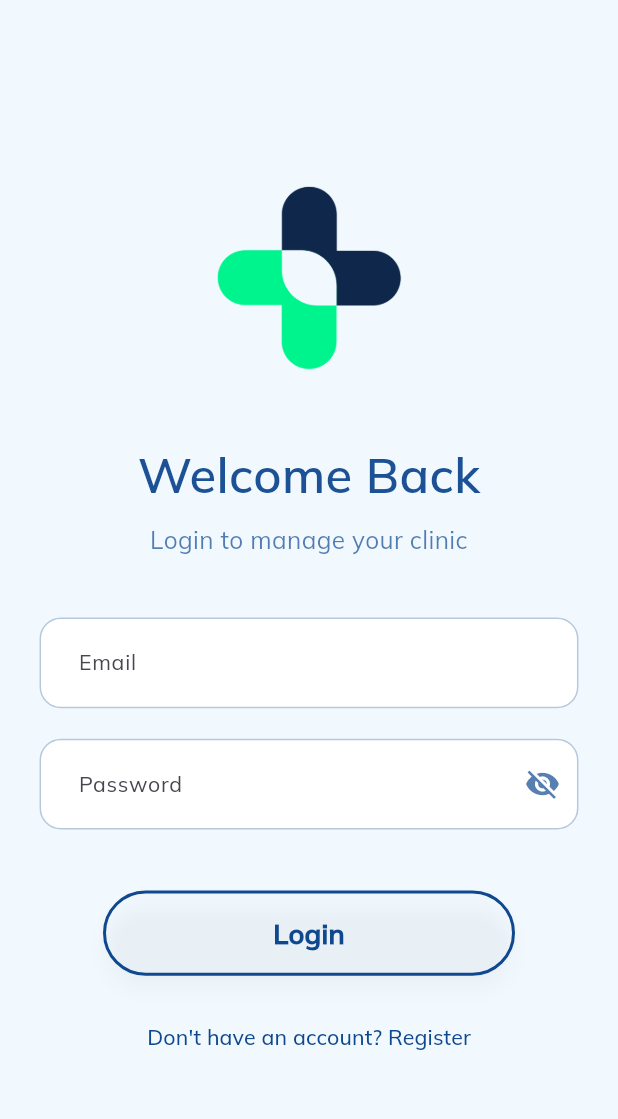
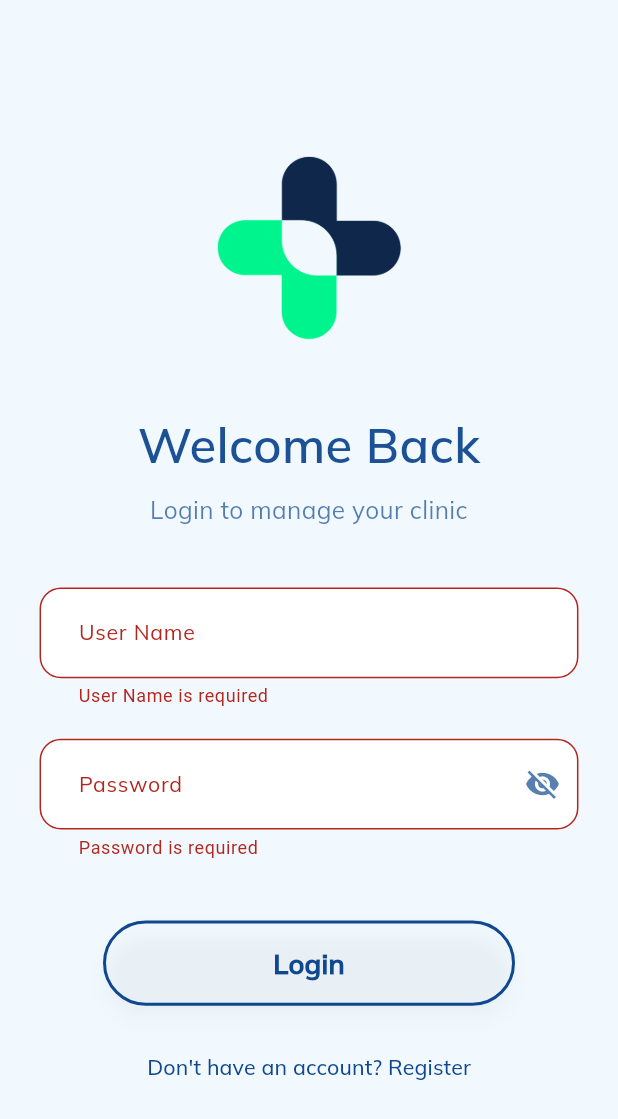
Before and after one commit to CompleteGlory/mediops, a Flutter app: the LoginScreen screen opened by its route, after a tap on "Login", on a phone screen of 412 x 824 dp. Shown: the top 1119 px of the screen. Run offline on Flutter 3.47's test engine with Material 3 defaults, Android fonts, the phone set to English and light mode, and no system bars; our stand-ins replace dio, flutter_bloc, flutter_screenutil, freezed_annotation, get_it, pretty_dio_logger and 2 more; accounts and stored records are empty; generated files the repository leaves out were written again.

Commit message:
login feature functional

```diff
--- a/lib/core/di/dependency_injection.dart
+++ b/lib/core/di/dependency_injection.dart
@@ -2,6 +2,8 @@ import 'package:dio/dio.dart';
 import 'package:get_it/get_it.dart';
 import 'package:mediops/core/networks/api_services.dart';
 import 'package:mediops/core/networks/dio_factory.dart';
+import 'package:mediops/features/login/data/repos/login_repo.dart';
+import 'package:mediops/features/login/logic/cubit/login_cubit.dart';
 
 final getIt = GetIt.instance;
 
@@ -11,4 +13,7 @@ Future<void> setUpGetIt() async {
   //Dio & ApiService
   getIt.registerLazySingleton<ApiService>(()=>ApiService(dio));
 
+  getIt.registerLazySingleton<LoginRepo>(() => LoginRepo(getIt()));
+  getIt.registerFactory<LoginCubit>(() => LoginCubit(getIt()));
+
   }
--- a/lib/core/networks/api_constatns.dart
+++ b/lib/core/networks/api_constatns.dart
@@ -1,3 +1,4 @@
 class ApiConstants {
-  static const String baseUrl = "https://physioup.ddns.net:3005/";
+  static const String baseUrl = "https://physioup.ddns.net:3005/api/";
+  static const String login = "login";
 }
--- a/lib/core/networks/api_services.dart
+++ b/lib/core/networks/api_services.dart
@@ -1,5 +1,7 @@
 import 'package:dio/dio.dart';
 import 'package:mediops/core/networks/api_constatns.dart';
+import 'package:mediops/features/login/data/models/login_reponse.dart';
+import 'package:mediops/features/login/data/models/login_request_body.dart';
 import 'package:retrofit/retrofit.dart';
 
 part 'api_services.g.dart';
@@ -8,4 +10,8 @@ part 'api_services.g.dart';
 abstract class ApiService {
   factory ApiService(Dio dio, {String baseUrl}) = _ApiService;
 
+  @POST(ApiConstants.login)
+  Future<HttpResponse<LoginResponse>> login(
+    @Body() LoginRequestBody loginRequestBody,
+  );
 }
--- a/lib/core/routing/app_router.dart
+++ b/lib/core/routing/app_router.dart
@@ -1,6 +1,10 @@
 import 'package:flutter/material.dart';
+import 'package:flutter_bloc/flutter_bloc.dart';
+import 'package:mediops/core/di/dependency_injection.dart';
 import 'package:mediops/core/routing/routes.dart';
+import 'package:mediops/features/home/UI/home_screen.dart';
 import 'package:mediops/features/login/UI/login_screen.dart';
+import 'package:mediops/features/login/logic/cubit/login_cubit.dart';
 import 'package:mediops/features/onboarding/onboarding_screen.dart';
 import 'package:mediops/features/register/UI/register_screen.dart';
 
@@ -9,10 +13,17 @@ class AppRouter {
     switch (settings.name) {
       case Routes.onBoarding:
         return MaterialPageRoute(builder: (_) => const MediOpsOnboarding());
-      case Routes.login:
-        return MaterialPageRoute(builder: (_) => const LoginScreen());
+     case Routes.login:
+  return MaterialPageRoute(
+    builder: (_) => BlocProvider(
+      create: (context) => getIt<LoginCubit>(),
+      child: const LoginScreen(),
+    ),
+  );
       case Routes.register:
         return MaterialPageRoute(builder: (_) => const RegisterScreen());
+      case Routes.home:
+        return MaterialPageRoute(builder: (_) => const HomeScreen());
       default:
         null;
     }
--- a/lib/core/routing/routes.dart
+++ b/lib/core/routing/routes.dart
@@ -2,4 +2,5 @@ class Routes {
   static const String onBoarding = '/onBoarding';
   static const String login = '/login';
   static const String register = '/register';
+  static const String home = '/home';
   }
--- a/lib/features/login/UI/login_screen.dart
+++ b/lib/features/login/UI/login_screen.dart
@@ -1,8 +1,13 @@
+// ignore_for_file: deprecated_member_use
+
 import 'package:flutter/material.dart';
+import 'package:flutter_bloc/flutter_bloc.dart';
 import 'package:flutter_screenutil/flutter_screenutil.dart';
 import 'package:mediops/core/themes/app_colors.dart';
 import 'package:mediops/core/widgets/app_primary_button.dart';
 import 'package:mediops/core/widgets/app_text_field.dart';
+import 'package:mediops/features/login/UI/widgets/login_bloc_listener.dart';
+import 'package:mediops/features/login/logic/cubit/login_cubit.dart';
 import 'package:mediops/features/register/UI/register_screen.dart';
 
 class LoginScreen extends StatefulWidget {
@@ -13,26 +18,23 @@ class LoginScreen extends StatefulWidget {
 }
 
 class _LoginScreenState extends State<LoginScreen> {
-  final TextEditingController emailController = TextEditingController();
-  final TextEditingController passwordController = TextEditingController();
 
-  bool obscurePassword = true;
+  LoginCubit get loginCubit => context.read<LoginCubit>();
 
   @override
   Widget build(BuildContext context) {
     return Scaffold(
       backgroundColor: AppColors.background,
-      body: SafeArea(
+      body: Form(
+        key: loginCubit.formKey,
+        child: SafeArea(
           child: Center(
             child: SingleChildScrollView(
               padding: EdgeInsets.symmetric(horizontal: 24.w),
               child: Column(
                 children: [
                   // LOGO
-                Image.asset(
-                  'assets/images/mediops light.png',
-                  height: 150.h,
-                ),
+                  Image.asset('assets/images/mediops light.png', height: 150.h),
                   SizedBox(height: 32.h),
 
                   // TITLE
@@ -57,16 +59,18 @@ class _LoginScreenState extends State<LoginScreen> {
                   ),
                   SizedBox(height: 40.h),
 
-                // EMAIL FIELD
+                  // USER NAME FIELD
                   AppTextField(
-                  label: 'Email',
-                  controller: emailController,
-                  keyboardType: TextInputType.emailAddress,
+                    label: 'User Name',
+                    controller: loginCubit.userNameController,
+                    keyboardType: TextInputType.name,
                     onChanged: (val) {
-                    // handle email changes if needed
+                      // handle user name changes if needed
                     },
                     validator: (value) {
-                    if (value == null || value.isEmpty) return 'Email is required';
+                      if (value == null || value.isEmpty) {
+                        return 'User Name is required';
+                      }
                       return null;
                     },
                   ),
@@ -75,35 +79,36 @@ class _LoginScreenState extends State<LoginScreen> {
                   // PASSWORD FIELD
                   AppTextField(
                     label: 'Password',
-                  controller: passwordController,
-                  obscureText: obscurePassword,
+                    controller: loginCubit.passwordController,
+                    obscureText: loginCubit.obscurePassword,
                     onChanged: (val) {
                       // handle password strength if needed
                     },
                     validator: (value) {
-                    if (value == null || value.isEmpty) return 'Password is required';
+                      if (value == null || value.isEmpty) {
+                        return 'Password is required';
+                      }
                       return null;
                     },
                     // Add a suffix icon for show/hide
                     suffixIcon: IconButton(
                       icon: Icon(
-                      obscurePassword ? Icons.visibility_off : Icons.visibility,
+                        loginCubit.obscurePassword ? Icons.visibility_off : Icons.visibility,
                         color: AppColors.secondary.withOpacity(0.7),
                       ),
                       onPressed: () {
                         setState(() {
-                        obscurePassword = !obscurePassword;
+                          loginCubit.obscurePassword = !loginCubit.obscurePassword;
                         });
                       },
                     ),
                   ),
                   SizedBox(height: 40.h),
-
                   // LOGIN BUTTON
                   AppPrimaryButton(
                     text: 'Login',
                     onPressed: () {
-                    // TODO: Call login API
+                      context.read<LoginCubit>().login();
                     },
                   ),
                   SizedBox(height: 16.h),
@@ -125,7 +130,9 @@ class _LoginScreenState extends State<LoginScreen> {
                       ),
                     ),
                   ),
+                LoginBlocListener(),
                 ],
+              ),
             ),
           ),
         ),
--- /dev/null
+++ b/lib/features/login/data/models/login_reponse.dart
@@ -0,0 +1,24 @@
+import 'package:json_annotation/json_annotation.dart';
+
+part 'login_reponse.g.dart';
+
+@JsonSerializable()
+class LoginResponse {
+  @JsonKey(name: 'jwt')
+  final String token;
+
+  final String message;
+
+  final int permission;
+
+  LoginResponse({
+    required this.token,
+    required this.message,
+    required this.permission,
+  });
+
+  factory LoginResponse.fromJson(Map<String, dynamic> json) =>
+      _$LoginResponseFromJson(json);
+
+  Map<String, dynamic> toJson() => _$LoginResponseToJson(this);
+}
--- /dev/null
+++ b/lib/features/login/data/models/login_request_body.dart
@@ -0,0 +1,16 @@
+import 'package:json_annotation/json_annotation.dart';
+
+part 'login_request_body.g.dart';
+
+@JsonSerializable()
+class LoginRequestBody {
+  final String username;
+  final String password;
+
+  LoginRequestBody({
+    required this.username,
+    required this.password,
+  });
+
+  Map<String, dynamic> toJson() => _$LoginRequestBodyToJson(this);
+}
--- /dev/null
+++ b/lib/features/login/data/models/user.dart
@@ -0,0 +1,17 @@
+import 'package:json_annotation/json_annotation.dart';
+
+part 'user.g.dart';
+
+@JsonSerializable()
+class User {
+  final String id;
+  final String usernamename;
+
+  User({
+    required this.id,
+    required this.usernamename,
+  });
+
+  factory User.fromJson(Map<String, dynamic> json) => _$UserFromJson(json);
+  Map<String, dynamic> toJson() => _$UserToJson(this);
+}
--- /dev/null
+++ b/lib/features/login/data/repos/login_repo.dart
@@ -0,0 +1,22 @@
+import 'package:dio/dio.dart';
+import 'package:mediops/core/networks/api_error_handler.dart';
+import 'package:mediops/core/networks/api_result.dart';
+import 'package:mediops/core/networks/api_services.dart';
+import 'package:mediops/features/login/data/models/login_reponse.dart';
+import '../models/login_request_body.dart';
+
+
+class LoginRepo {
+  final ApiService _apiService;
+
+  LoginRepo(this._apiService);
+
+  Future<ApiResult<LoginResponse>> login(LoginRequestBody body) async {
+    try {
+      final response = await _apiService.login(body);
+      return ApiResult.success(response.data);
+    } catch (e) {
+      return ApiResult.failure(ApiErrorHandler.handle(e));
+    }
+  }
+}
--- /dev/null
+++ b/lib/features/login/logic/cubit/login_cubit.dart
@@ -0,0 +1,50 @@
+import 'package:flutter/material.dart';
+import 'package:flutter_bloc/flutter_bloc.dart';
+import 'package:mediops/core/helpers/constants.dart';
+import 'package:mediops/core/helpers/shared_pref_helper.dart';
+import 'package:mediops/core/networks/api_error_model.dart';
+import 'package:mediops/core/networks/api_result.dart';
+import 'package:mediops/core/networks/dio_factory.dart';
+import 'package:mediops/features/login/data/models/login_reponse.dart';
+import '../../data/models/login_request_body.dart';
+import '../../data/repos/login_repo.dart';
+import 'login_state.dart';
+
+class LoginCubit extends Cubit<LoginState<LoginResponse>> {
+  final LoginRepo _loginRepo;
+  LoginCubit(this._loginRepo) : super(const LoginState.initial());
+
+  TextEditingController userNameController = TextEditingController();
+  TextEditingController passwordController = TextEditingController();
+  GlobalKey<FormState> formKey = GlobalKey<FormState>();
+  bool obscurePassword = true;
+
+  void togglePasswordVisibility() {
+    obscurePassword = !obscurePassword;
+    emit(const LoginState.initial());
+  }
+
+  Future<void> login() async {
+  if (!formKey.currentState!.validate()) return;
+
+  emit(const LoginState.loading());
+
+  final body = LoginRequestBody(
+    username: userNameController.text.trim(),
+    password: passwordController.text,
+  );
+
+  final result = await _loginRepo.login(body);
+
+  result.when(
+    success: (data) {
+      emit(LoginState.success(data));
+    },
+    failure: (error) {
+      emit(LoginState.failure(error.message.toString()));
+    },
+  );
+}
+
+
+}
--- /dev/null
+++ b/lib/features/login/logic/cubit/login_state.dart
@@ -0,0 +1,11 @@
+import 'package:freezed_annotation/freezed_annotation.dart';
+
+part 'login_state.freezed.dart';
+
+@freezed
+class LoginState<T> with _$LoginState<T> {
+  const factory LoginState.initial() = _Initial;
+  const factory LoginState.loading() = _Loading;
+  const factory LoginState.success(T data) = _Success<T>;
+  const factory LoginState.failure(String message) = _Failure;
+}
```
Also changed, not shown: lib/features/home/UI/home_screen.dart (added, +10 -0 lines), lib/features/login/UI/widgets/login_bloc_listener.dart (added, +56 -0 lines), lib/core/networks/api_services.g.dart, lib/features/login/data/models/login_reponse.g.dart (added), lib/features/login/data/models/login_request_body.g.dart (added), lib/features/login/data/models/user.g.dart (added), lib/features/login/logic/cubit/login_state.freezed.dart (added), 10 other files. Lines whose indentation alone changed are shown as unchanged.
